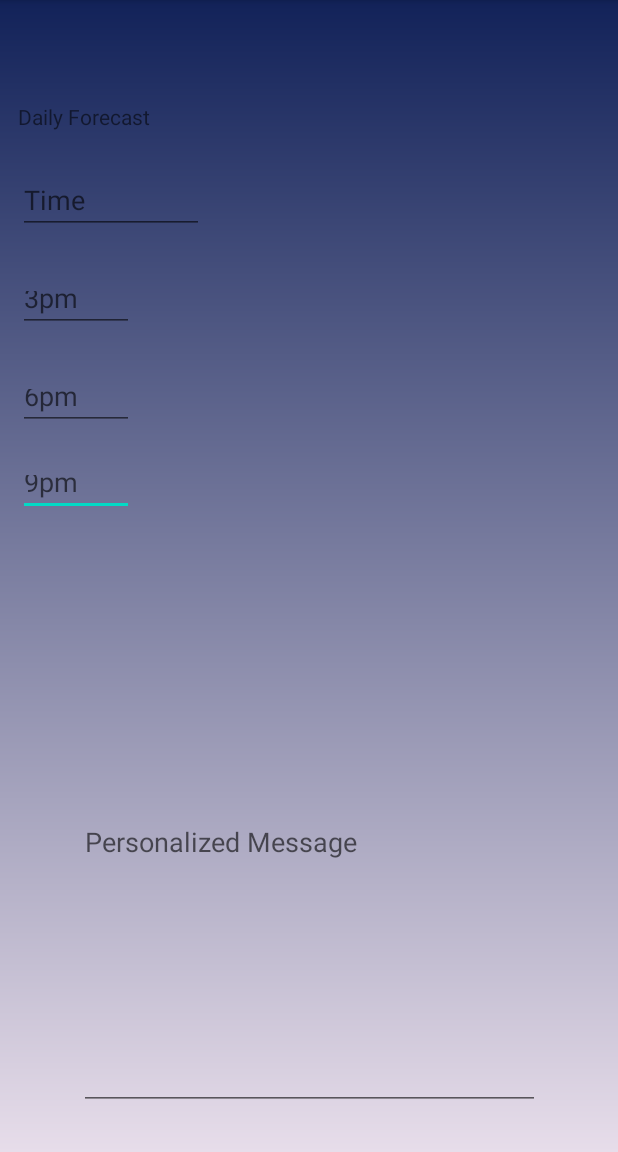
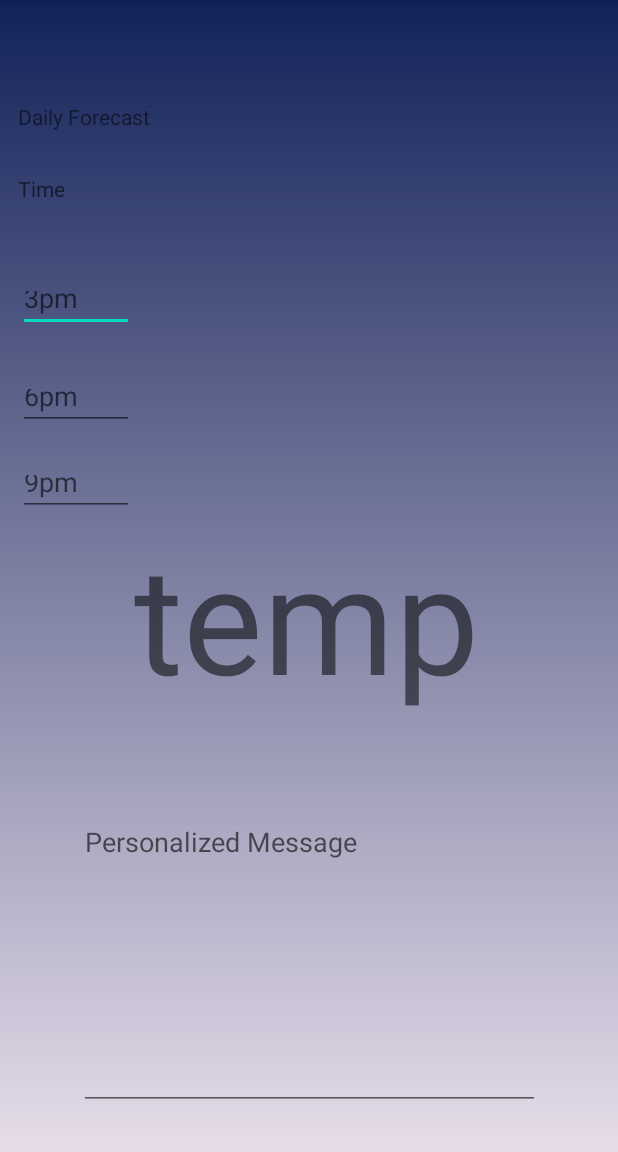
Before and after one commit to d-joshi/Personal-Weather-App, an Android app: the screen it shows after launch (MainActivity), on a phone screen of 412 x 824 dp, the part 84-1236 px from its top. Run offline under Robolectric (Android 15) with nearby library versions, the phone set to English and light mode, and no system bars; libraries missing offline, so code that uses them is left out: com.androdocs.httprequest.

Commit message:
Merge branch 'master' of C:\Users\SeanM\AndroidStudioProjects\Personal-Weather-App with conflicts.

```diff
--- a/app/src/main/java/com/example/theweatherapp/MainActivity.java
+++ b/app/src/main/java/com/example/theweatherapp/MainActivity.java
@@ -3,39 +3,71 @@ package com.example.theweatherapp;
 import androidx.appcompat.app.AppCompatActivity;
 import androidx.viewpager.widget.ViewPager;
 
+import android.os.AsyncTask;
 import android.os.Bundle;
-import android.view.View;
-import android.widget.Button;
-import android.widget.ImageView;
-import android.widget.RadioButton;
-import android.widget.Spinner;
+import android.util.Log;
 import android.widget.TextView;
-import android.widget.EditText;
+
+
+import com.androdocs.httprequest.HttpRequest;
+
+import org.json.JSONException;
+import org.json.JSONObject;
 
 
 public class MainActivity extends AppCompatActivity {
     private static String forecastDaysNum = "3";
     String city = "Philadelphia, PA";
 
-    private RadioButton unit;
-    private Spinner verbosity;
-    private EditText lowTemp;
-    private EditText midTemp;
-    private EditText highTemp;
-    private Button save;
+    public static final String SHARED_PREFS = "";
 
-    public static final String SHARED_PREFS = "";
+    String CITY = "philadelphia,pa,us";
+    String API = "2e623cf734abdaf0dccd465fdbdd49c2";
+    String UNITS = "metric";
+
+    TextView tempTxt;
 
     @Override
     protected void onCreate(Bundle savedInstanceState) {
         super.onCreate(savedInstanceState);
+
+        //setContentView(R.layout.activity_main);
         setContentView(R.layout.forecast);
 
-        unit = (RadioButton) findViewById(R.id.unit);
-        verbosity = (Spinner) findViewById(R.id.verbosity);
-        lowTemp = (EditText) findViewById(R.id.lowTemp);
-        midTemp = (EditText) findViewById(R.id.midTemp);
-        highTemp = (EditText) findViewById(R.id.highTemp);
-        save = (Button) findViewById(R.id.save);
+        Log.d("onCreate", "onCreate");
+
+        tempTxt = findViewById(R.id.temp);
+    }
+
+    class weatherTask extends AsyncTask<String, Void, String> {
+        /*@Override
+        protected void onPreExcecute() {
+            super.onPreExecute();
+
+
+        }*/
+
+        protected String doInBackground(String... args) {
+            String response = HttpRequest.excuteGet("api.openweathermap.org/data/2.5/weather?q=" + CITY + "&units=" + UNITS + "&appid=" + API);
+            return response;
+        }
+
+        @Override
+        protected void onPostExecute(String result) {
+            try{
+                Log.d("onPostExecute", "onPostExecute");
+                JSONObject jsonObject = new JSONObject(result);
+                JSONObject main = jsonObject.getJSONObject("main");
+
+                String temp = main.getString("temp") + "°C";
+
+                tempTxt.setText(temp);
+            }
+            catch (JSONException e) {
+                Log.d("exception", "¯\\_(ツ)_/¯");
+            }
+        }
     }
 }
+
+//created with help from this tutorial: https://www.survivingwithandroid.com/android-openweathermap-app-weather-app/
--- a/app/src/main/res/layout/forecast.xml
+++ b/app/src/main/res/layout/forecast.xml
@@ -7,17 +7,39 @@
     android:layout_height="match_parent"
     android:layout_width="match_parent">
 
+    <TextView
+        android:id="@+id/dailyForecast"
+        android:layout_width="150dp"
+        android:layout_height="20dp"
+        android:layout_marginStart="12dp"
+        android:layout_marginTop="68dp"
+        android:text="Daily Forecast"
+        app:layout_constraintStart_toStartOf="parent"
+        app:layout_constraintTop_toTopOf="parent" />
+
+    <TextView
+        android:id="@+id/currentWeather"
+        android:layout_width="124dp"
+        android:layout_height="40dp"
+        android:layout_marginStart="12dp"
+        android:layout_marginTop="28dp"
+        android:ems="10"
+        android:hint="Time"
+        android:inputType="time"
+        app:layout_constraintStart_toStartOf="parent"
+        app:layout_constraintTop_toBottomOf="@+id/dailyForecast" />
+
     <EditText
-        android:id="@+id/editText8"
+        android:id="@+id/editText6"
         android:layout_width="77dp"
         android:layout_height="37dp"
         android:layout_marginStart="12dp"
-        android:layout_marginTop="20dp"
+        android:layout_marginTop="28dp"
         android:ems="10"
-        android:hint="9pm"
+        android:hint="3pm"
         android:inputType="time"
         app:layout_constraintStart_toStartOf="parent"
-        app:layout_constraintTop_toBottomOf="@+id/editText7" />
+        app:layout_constraintTop_toBottomOf="@+id/currentWeather" />
 
     <EditText
         android:id="@+id/editText7"
@@ -32,16 +54,26 @@
         app:layout_constraintTop_toBottomOf="@+id/editText6" />
 
     <EditText
-        android:id="@+id/editText6"
+        android:id="@+id/editText8"
         android:layout_width="77dp"
         android:layout_height="37dp"
         android:layout_marginStart="12dp"
-        android:layout_marginTop="28dp"
+        android:layout_marginTop="20dp"
         android:ems="10"
-        android:hint="3pm"
+        android:hint="9pm"
         android:inputType="time"
         app:layout_constraintStart_toStartOf="parent"
-        app:layout_constraintTop_toBottomOf="@+id/editText5" />
+        app:layout_constraintTop_toBottomOf="@+id/editText7" />
+
+
+    <TextView
+        android:id="@+id/temp"
+        android:layout_width="wrap_content"
+        android:layout_height="wrap_content"
+        android:text="temp"
+        android:textSize="100dp"
+        app:layout_constraintStart_toEndOf="@+id/editText8"
+        app:layout_constraintTop_toBottomOf="@+id/editText8" />
 
     <EditText
         android:id="@+id/editText4"
@@ -56,26 +88,5 @@
         app:layout_constraintEnd_toEndOf="parent"
         app:layout_constraintStart_toStartOf="parent" />
 
-    <TextView
-        android:id="@+id/textView3"
-        android:layout_width="150dp"
-        android:layout_height="20dp"
-        android:layout_marginStart="12dp"
-        android:layout_marginTop="68dp"
-        android:text="Daily Forecast"
-        app:layout_constraintStart_toStartOf="parent"
-        app:layout_constraintTop_toTopOf="parent" />
-
-    <EditText
-        android:id="@+id/editText5"
-        android:layout_width="124dp"
-        android:layout_height="40dp"
-        android:layout_marginStart="12dp"
-        android:layout_marginTop="28dp"
-        android:ems="10"
-        android:hint="Time"
-        android:inputType="time"
-        app:layout_constraintStart_toStartOf="parent"
-        app:layout_constraintTop_toBottomOf="@+id/textView3" />
 
 </androidx.constraintlayout.widget.ConstraintLayout>
--- /dev/null
+++ b/app/src/main/res/values/preferences.xml
@@ -0,0 +1,4 @@
+<?xml version="1.0" encoding="utf-8"?>
+<resources>
+    <string name="blah"></string>
+</resources>
```
Also changed, not shown: app/src/main/res/values/strings.xml (+9 -11 lines).
